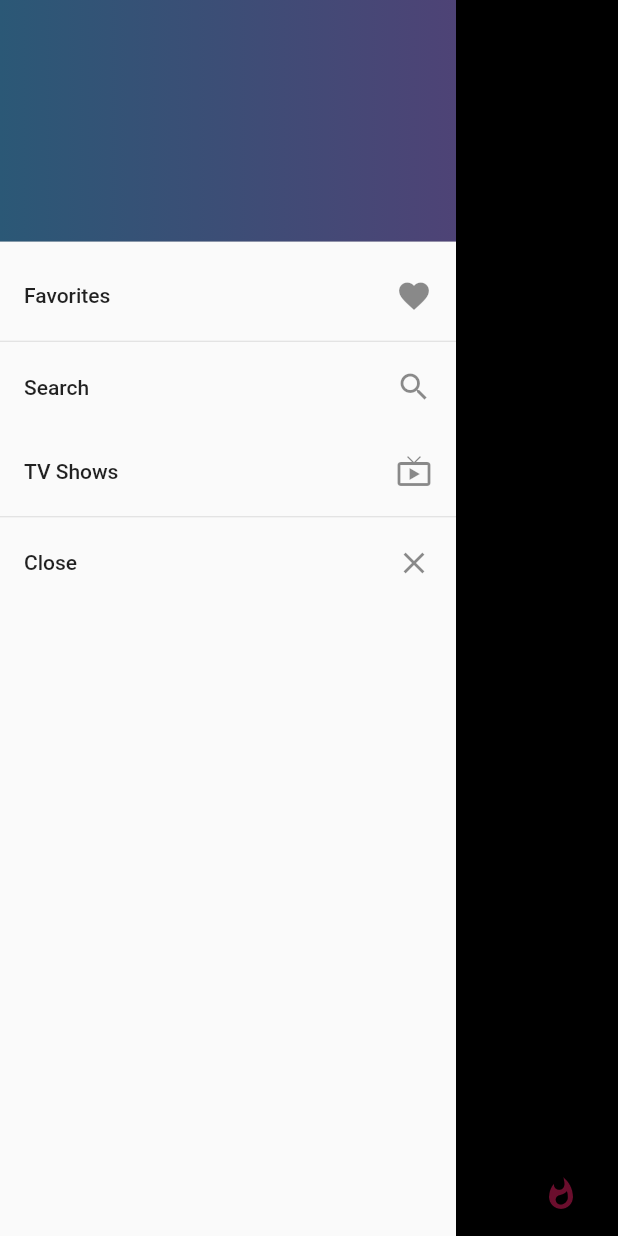
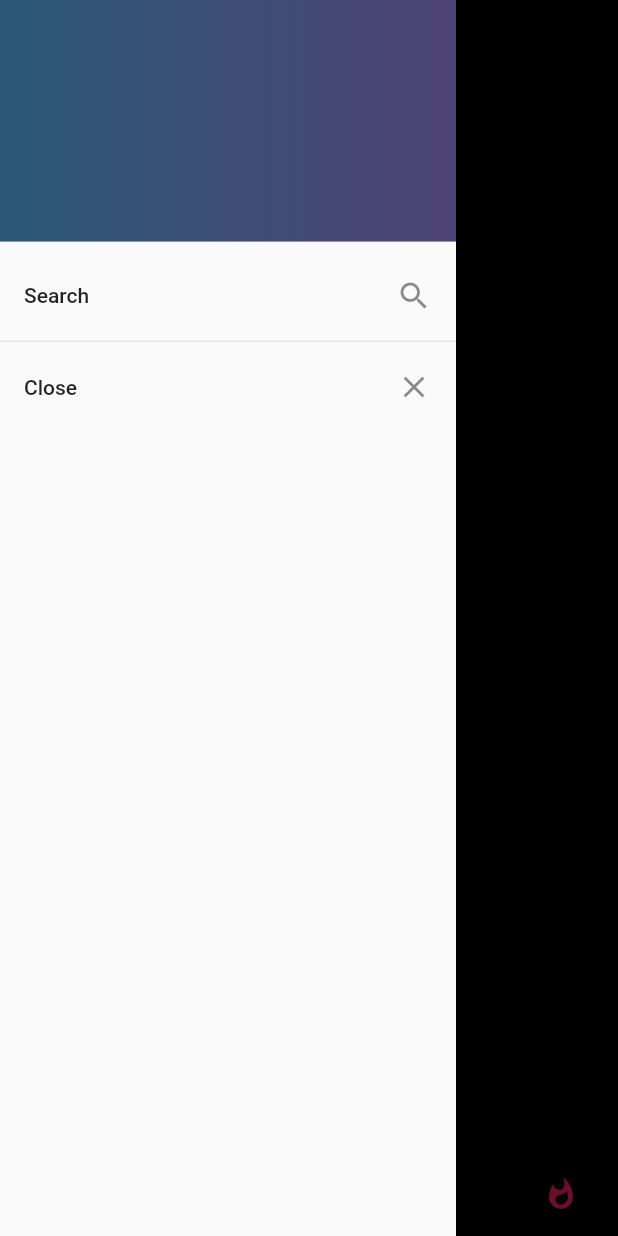
Before and after one commit to ManuEspeso/MovieInfoApp, a Flutter app: the screen it shows after launch, with the side drawer open, on a phone screen of 412 x 824 dp. Run offline on Flutter 3.47's test engine with Material 2 defaults, Android fonts, the phone set to English and light mode, and no system bars; drawn by our look-alikes of bottom_navy_bar; missing offline and left inert: floating_search_bar; network calls fail; statements that could not run were skipped.

Commit message:
Fix Merge Bugs

```diff
--- a/lib/model/movies.dart
+++ b/lib/model/movies.dart
@@ -54,3 +54,4 @@ class Movies {
         overview,
         releaseDate);
   }
+}
--- a/lib/repository/remote/HttpRemoteRepository.dart
+++ b/lib/repository/remote/HttpRemoteRepository.dart
@@ -120,7 +120,9 @@ class HttpRemoteRepository implements RemoteRepository {
       mySearchedMovies.add(_movies);
     }
     return mySearchedMovies;
+  }
 
+  @override
   Future<List<Movies>> getMovieSimilar(int movieID) async {
     final response = await _client.get(
         "$_baseUrl/$movieID/similar?api_key=$_apiKey&language=es-SP&page=1");
--- a/lib/ui/main/main_screen.dart
+++ b/lib/ui/main/main_screen.dart
@@ -48,29 +48,12 @@ class _MainScreenState extends State<MainScreen> {
                     ])),
                   )),
               ListTile(
-                title: Text("Favorites"),
-                trailing: Icon(Icons.favorite),
-                //onTap: () => goToFavorites(context),
-              ),
-              Divider(
-                height: 5.0,
-              ),
-              ListTile(
                 title: Text("Search"),
-                //selected: mediaType == MediaType.movie,
                 trailing: Icon(Icons.search),
                 onTap: () {
                   Navigator.push(context,
-                MaterialPageRoute(builder: (context) => SearchScreen()));
-              },
-              ),
-              ListTile(
-                title: Text("TV Shows"),
-                // selected: mediaType == MediaType.show,
-                trailing: Icon(Icons.live_tv),
-                onTap: () {
-
-              },
+                      MaterialPageRoute(builder: (context) => SearchScreen()));
+                },
               ),
               Divider(
                 height: 5.0,
```
Also changed, not shown: 1 other file.
